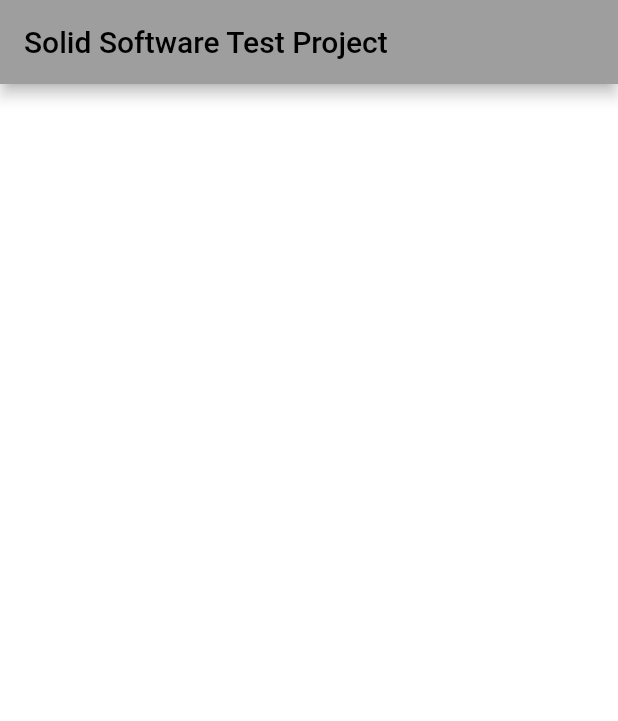
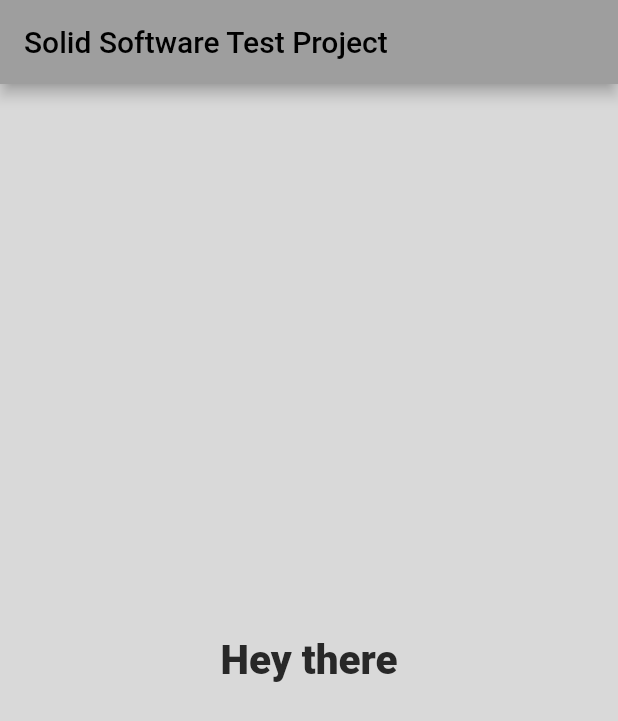
Before and after one commit to Pavlo-Osypov/solid_software_test_project, a Flutter app: the screen it shows after launch, on a phone screen of 412 x 824 dp. Shown: the top 721 px of the screen. Run offline on Flutter 3.47's test engine with Material 2 defaults, Android fonts, the phone set to English and light mode, and no system bars.

Commit message:
Fix issues after dart_analyze. Make some code cleaning.

```diff
--- a/solid_software_test_project/analysis_options.yaml
+++ b/solid_software_test_project/analysis_options.yaml
@@ -7,7 +7,8 @@
 
 # The following line activates a set of recommended lints for Flutter apps,
 # packages, and plugins designed to encourage good coding practices.
-include: package:flutter_lints/flutter.yaml
+# include: package:flutter_lints/flutter.yaml
+include: package:solid_lints/analysis_options.yaml
 
 linter:
   # The lint rules applied to this project can be customized in the
--- a/solid_software_test_project/lib/color_handler.dart
+++ b/solid_software_test_project/lib/color_handler.dart
@@ -1,28 +1,38 @@
 import 'dart:math';
 
 import 'package:flutter/material.dart';
+import 'package:solid_software_test_project/constants.dart';
 
-abstract class ColorHandlerInterface {
-  static Color generateColor() => Colors.transparent;
-  static Color mixComponents(Color fromColor) => Colors.transparent;
-}
-
+/// Implementation of ColorHandlerInterface
+/// Generating, mixing colors for main container screen and returns them
 class ColorHandler implements ColorHandlerInterface {
+  /// Described in abstract parent class
   static Color generateColor() {
     return Color.fromARGB(
-      Random().nextInt(255),
-      Random().nextInt(255),
-      Random().nextInt(255),
-      Random().nextInt(255),
+      Random().nextInt(maxIntForRGB),
+      Random().nextInt(maxIntForRGB),
+      Random().nextInt(maxIntForRGB),
+      Random().nextInt(maxIntForRGB),
     );
   }
 
+  /// Described in abstract parent class
   static Color mixComponents(Color fromColor) {
     return Color.fromARGB(
-      255,
+      maxIntForRGB,
       fromColor.blue,
       fromColor.red,
       fromColor.green,
     );
   }
 }
+
+/// Interface for ColorHandler
+abstract class ColorHandlerInterface {
+  /// Generates and returns random color
+  static Color generateColor() => Colors.transparent;
+
+  /// Returns color which is mixed from another but always with ALPHA = 255
+  /// Just for better visibility on main screen
+  static Color mixComponents(Color fromColor) => Colors.transparent;
+}
--- /dev/null
+++ b/solid_software_test_project/lib/constants.dart
@@ -0,0 +1,5 @@
+/// Max integer const to use it for random color generator in ColorHandler class
+const int maxIntForRGB = 255;
+
+/// Font size for text on main container screen.
+const double helloThereFontSize = 27.0;
--- a/solid_software_test_project/lib/main.dart
+++ b/solid_software_test_project/lib/main.dart
@@ -1,70 +1,6 @@
 import 'package:flutter/material.dart';
-import 'package:solid_software_test_project/color_handler.dart';
+import 'package:solid_software_test_project/my_app.dart';
 
 void main() {
   runApp(const MyApp());
 }
-
-class MyApp extends StatelessWidget {
-  const MyApp({Key? key}) : super(key: key);
-
-  @override
-  Widget build(BuildContext context) {
-    return MaterialApp(
-      debugShowCheckedModeBanner: false,
-      theme: ThemeData(
-        primarySwatch: Colors.grey,
-      ),
-      home: const MyHomePage(title: 'Solid Software Test Project'),
-    );
-  }
-}
-
-class MyHomePage extends StatefulWidget {
-  const MyHomePage({Key? key, required this.title}) : super(key: key);
-
-  final String title;
-
-  @override
-  State<MyHomePage> createState() => _MyHomePageState();
-}
-
-class _MyHomePageState extends State<MyHomePage> {
-  Color _backgroundColor = Colors.white;
-
-  void _setBackgroundColor() {
-    setState(() {
-      _backgroundColor = ColorHandler.generateColor();
-    });
-  }
-
-  @override
-  Widget build(BuildContext context) {
-    return Scaffold(
-      appBar: AppBar(
-        title: Text(widget.title),
-      ),
-      body: GestureDetector(
-        child: Container(
-          color: _backgroundColor,
-          child: Center(
-            child: Column(
-              mainAxisAlignment: MainAxisAlignment.center,
-              children: <Widget>[
-                Text(
-                  'Hey there',
-                  style: TextStyle(
-                    color: ColorHandler.mixComponents(_backgroundColor),
-                    fontSize: 27,
-                    fontWeight: FontWeight.w800,
-                  ),
-                ),
-              ],
-            ),
-          ),
-        ),
-        onTap: _setBackgroundColor,
-      ),
-    );
-  }
-}
--- /dev/null
+++ b/solid_software_test_project/lib/my_app.dart
@@ -0,0 +1,78 @@
+import 'package:flutter/material.dart';
+import 'package:solid_software_test_project/color_handler.dart';
+import 'package:solid_software_test_project/constants.dart';
+
+//ignore: public_member_api_docs
+class MyApp extends StatelessWidget {
+  // ignore: public_member_api_docs
+  const MyApp({Key? key}) : super(key: key);
+
+  @override
+  Widget build(BuildContext context) {
+    return MaterialApp(
+      debugShowCheckedModeBanner: false,
+      theme: ThemeData(
+        primarySwatch: Colors.grey,
+      ),
+      home: const MyHomePage(title: 'Solid Software Test Project'),
+    );
+  }
+}
+
+// ignore: public_member_api_docs
+class MyHomePage extends StatefulWidget {
+  /// Title on AppBar
+  final String title;
+
+  // ignore: public_member_api_docs
+  const MyHomePage({Key? key, required this.title}) : super(key: key);
+
+  @override
+  State<MyHomePage> createState() => _MyHomePageState();
+}
+
+class _MyHomePageState extends State<MyHomePage> {
+  Color _backgroundColor = Colors.white;
+
+  @override
+  void initState() {
+    super.initState();
+    _backgroundColor = ColorHandler.generateColor();
+  }
+
+  void _setBackgroundColor() {
+    setState(() {
+      _backgroundColor = ColorHandler.generateColor();
+    });
+  }
+
+  @override
+  Widget build(BuildContext context) {
+    return Scaffold(
+      appBar: AppBar(
+        title: Text(widget.title),
+      ),
+      body: GestureDetector(
+        onTap: _setBackgroundColor,
+        child: Container(
+          color: _backgroundColor,
+          child: Center(
+            child: Column(
+              mainAxisAlignment: MainAxisAlignment.center,
+              children: <Widget>[
+                Text(
+                  'Hey there',
+                  style: TextStyle(
+                    color: ColorHandler.mixComponents(_backgroundColor),
+                    fontSize: helloThereFontSize,
+                    fontWeight: FontWeight.w800,
+                  ),
+                ),
+              ],
+            ),
+          ),
+        ),
+      ),
+    );
+  }
+}
```
Also changed, not shown: solid_software_test_project/pubspec.yaml (+3 -6 lines), solid_software_test_project/pubspec.lock, 1 other file.
